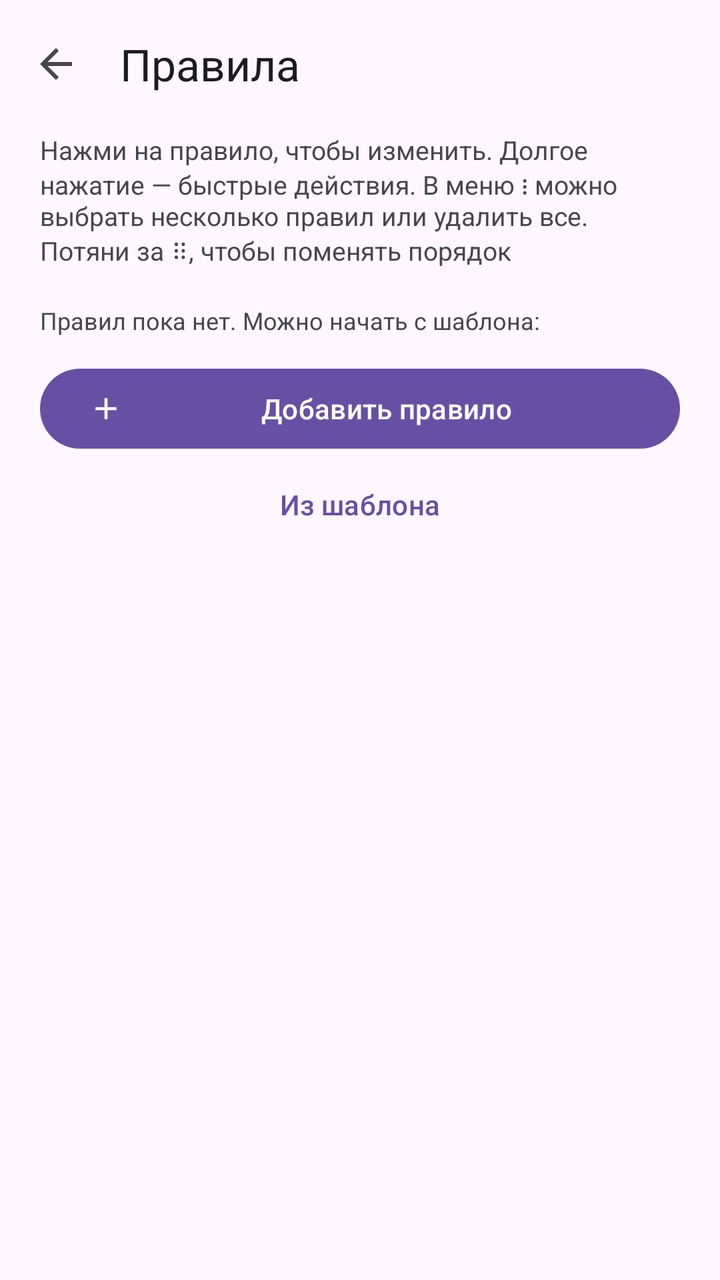
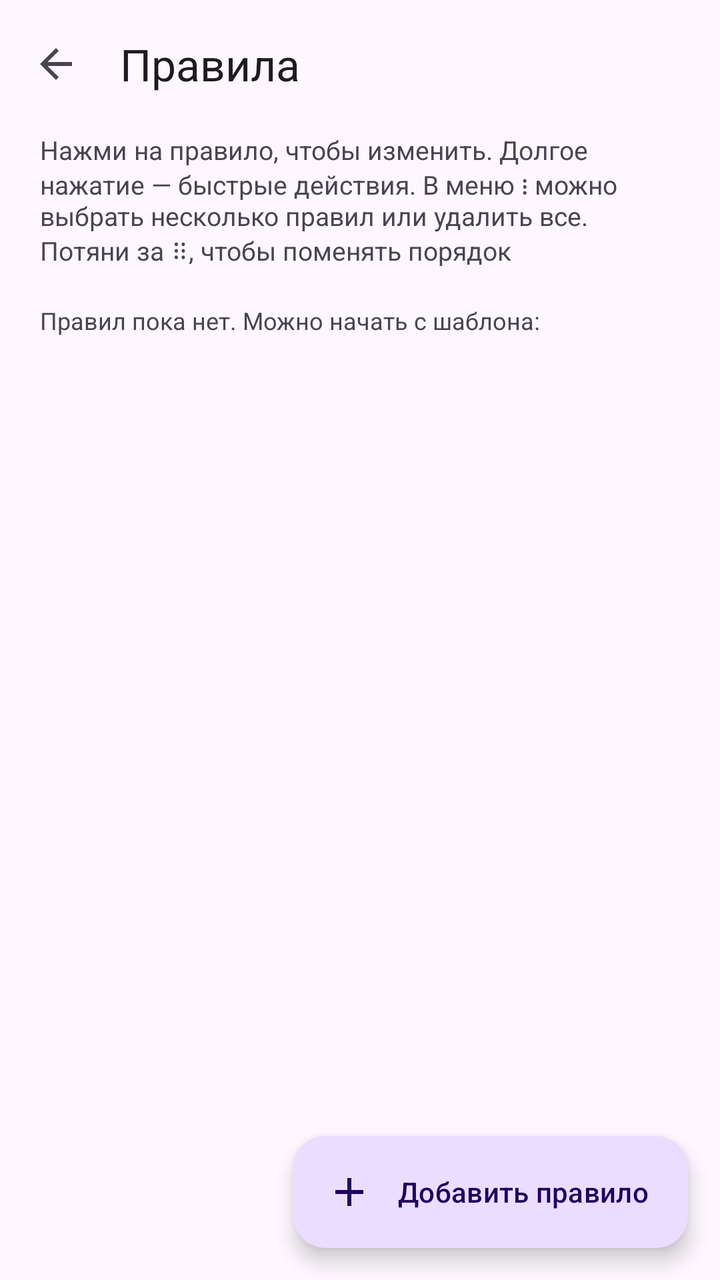

Two renders of the same Android screen: before a commit and after it. Below are the layout's source before the change and the commit's diff.
<!-- AndroidManifest.xml: application theme Theme.NetModeSwitch -->
<!-- res/layout/activity_app_rules.xml -->
<?xml version="1.0" encoding="utf-8"?>
<LinearLayout xmlns:android="http://schemas.android.com/apk/res/android"
    xmlns:app="http://schemas.android.com/apk/res-auto"
    android:layout_width="match_parent"
    android:layout_height="match_parent"
    android:fitsSystemWindows="true"
    android:orientation="vertical">

    <com.google.android.material.appbar.MaterialToolbar
        android:id="@+id/toolbar"
        android:layout_width="match_parent"
        android:layout_height="wrap_content"
        app:navigationIcon="?attr/homeAsUpIndicator"
        app:title="@string/section_apps" />

    <ScrollView
        android:id="@+id/scroll"
        android:layout_width="match_parent"
        android:layout_height="0dp"
        android:layout_weight="1"
        android:clipToPadding="false">

        <LinearLayout
            android:layout_width="match_parent"
            android:layout_height="wrap_content"
            android:orientation="vertical"
            android:paddingStart="20dp"
            android:paddingEnd="20dp"
            android:paddingBottom="24dp">

            <TextView
                android:id="@+id/intro"
                style="@style/NMS.Hint"
                android:text="@string/apps_intro"
                android:textSize="13sp" />

            <com.google.android.material.button.MaterialButton
                android:id="@+id/held"
                style="@style/Widget.Material3.Button.TonalButton"
                android:layout_width="match_parent"
                android:layout_height="wrap_content"
                android:layout_marginTop="8dp"
                android:visibility="gone" />

            <HorizontalScrollView
                android:id="@+id/groupScroll"
                android:layout_width="match_parent"
                android:layout_height="wrap_content"
                android:layout_marginTop="4dp"
                android:scrollbars="none"
                android:visibility="gone">

                <com.google.android.material.chip.ChipGroup
                    android:id="@+id/groupFilters"
                    android:layout_width="wrap_content"
                    android:layout_height="wrap_content"
                    app:selectionRequired="true"
                    app:singleLine="true"
                    app:singleSelection="true" />
            </HorizontalScrollView>

            <LinearLayout
                android:id="@+id/appList"
                android:layout_width="match_parent"
                android:layout_height="wrap_content"
                android:layout_marginTop="8dp"
                android:orientation="vertical" />

            
            <LinearLayout
                android:id="@+id/appEmpty"
                android:layout_width="match_parent"
                android:layout_height="wrap_content"
                android:layout_marginTop="8dp"
                android:orientation="vertical">

                <TextView
                    style="@style/NMS.Hint"
                    android:text="@string/no_rules" />

                <LinearLayout
                    android:id="@+id/templates"
                    android:layout_width="match_parent"
                    android:layout_height="wrap_content"
                    android:layout_marginTop="4dp"
                    android:orientation="vertical" />
            </LinearLayout>

            <com.google.android.material.button.MaterialButton
                android:id="@+id/addApps"
                android:layout_width="match_parent"
                android:layout_height="wrap_content"
                android:layout_marginTop="8dp"
                android:text="@string/add_app_rule"
                app:icon="@drawable/ic_add" />

            <com.google.android.material.button.MaterialButton
                android:id="@+id/fromTemplate"
                style="@style/Widget.Material3.Button.TextButton"
                android:layout_width="match_parent"
                android:layout_height="wrap_content"
                android:text="@string/from_template" />
        </LinearLayout>
    </ScrollView>

    <LinearLayout
        android:id="@+id/selectBar"
        android:layout_width="match_parent"
        android:layout_height="wrap_content"
        android:background="?attr/colorSurfaceContainer"
        android:gravity="center_vertical"
        android:orientation="horizontal"
        android:paddingStart="12dp"
        android:paddingEnd="20dp"
        android:paddingTop="8dp"
        android:paddingBottom="8dp"
        android:visibility="gone">

        <com.google.android.material.checkbox.MaterialCheckBox
            android:id="@+id/selectAll"
            android:layout_width="wrap_content"
            android:layout_height="wrap_content"
            android:minHeight="48dp"
            android:contentDescription="@string/rules_select_all"
            android:text="@string/filter_all" />

        <com.google.android.material.button.MaterialButton
            android:id="@+id/deleteSelected"
            android:layout_width="0dp"
            android:layout_height="wrap_content"
            android:layout_weight="1"
            android:layout_marginStart="12dp"
            android:minHeight="48dp"
            android:text="@string/rules_delete_selected" />
    </LinearLayout>
</LinearLayout>
<!-- resources referenced by this layout -->
<resources>
  <!-- drawable ic_add (drawable) -->
  <vector xmlns:android="http://schemas.android.com/apk/res/android"
      android:width="24dp"
      android:height="24dp"
      android:tint="?attr/colorControlNormal"
      android:viewportWidth="24"
      android:viewportHeight="24">
      <path android:fillColor="@android:color/white" android:pathData="M19,13h-6v6h-2v-6H5v-2h6V5h2v6h6v2z" />
  </vector>
  <string name="add_app_rule">Добавить правило</string>
  <string name="apps_intro">Нажми на правило, чтобы изменить. Долгое нажатие — быстрые действия. В меню ⋮ можно выбрать несколько правил или удалить все. Потяни за ⠿, чтобы поменять порядок</string>
  <string name="filter_all">Все</string>
  <string name="from_template">Из шаблона</string>
  <string name="no_rules">Правил пока нет. Можно начать с шаблона:</string>
  <string name="rules_delete_selected">Удалить выбранные</string>
  <string name="rules_select_all">Выбрать все правила</string>
  <string name="section_apps">Правила</string>
  <style name="NMS.Hint">
          <item name="android:layout_width">match_parent</item>
          <item name="android:layout_height">wrap_content</item>
          <item name="android:textSize">12sp</item>
          <item name="android:textColor">?attr/colorOnSurfaceVariant</item>
          <item name="android:layout_marginTop">2dp</item>
      </style>
  <style name="Theme.NetModeSwitch" parent="Theme.Material3.DayNight.NoActionBar">
          <item name="android:statusBarColor">?attr/colorSurface</item>
          <item name="android:navigationBarColor">?attr/colorSurface</item>
          
          <item name="android:windowLightStatusBar">true</item>
          <item name="android:windowLightNavigationBar">true</item>
      </style>
</resources>

<!-- the commit's change to res/layout/activity_app_rules.xml (unified diff, before → after) -->
@@ -13,11 +13,15 @@
         app:navigationIcon="?attr/homeAsUpIndicator"
         app:title="@string/section_apps" />
 
+    <FrameLayout
+        android:layout_width="match_parent"
+        android:layout_height="0dp"
+        android:layout_weight="1">
+
     <ScrollView
         android:id="@+id/scroll"
         android:layout_width="match_parent"
-        android:layout_height="0dp"
-        android:layout_weight="1"
+        android:layout_height="match_parent"
         android:clipToPadding="false">
 
         <LinearLayout
@@ -26,7 +30,7 @@
             android:orientation="vertical"
             android:paddingStart="20dp"
             android:paddingEnd="20dp"
-            android:paddingBottom="24dp">
+            android:paddingBottom="96dp">
 
             <TextView
                 android:id="@+id/intro"
@@ -86,22 +90,19 @@
                     android:orientation="vertical" />
             </LinearLayout>
 
-            <com.google.android.material.button.MaterialButton
-                android:id="@+id/addApps"
-                android:layout_width="match_parent"
-                android:layout_height="wrap_content"
-                android:layout_marginTop="8dp"
-                android:text="@string/add_app_rule"
-                app:icon="@drawable/ic_add" />
-
-            <com.google.android.material.button.MaterialButton
-                android:id="@+id/fromTemplate"
-                style="@style/Widget.Material3.Button.TextButton"
-                android:layout_width="match_parent"
-                android:layout_height="wrap_content"
-                android:text="@string/from_template" />
         </LinearLayout>
     </ScrollView>
+
+    
+    <com.google.android.material.floatingactionbutton.ExtendedFloatingActionButton
+        android:id="@+id/addApps"
+        android:layout_width="wrap_content"
+        android:layout_height="wrap_content"
+        android:layout_gravity="bottom|end"
+        android:layout_margin="16dp"
+        android:text="@string/add_app_rule"
+        app:icon="@drawable/ic_add" />
+    </FrameLayout>
 
     <LinearLayout
         android:id="@+id/selectBar"
<!-- resource entries referenced after the edit -->
@@ -12,7 +12,6 @@
   <string name="add_app_rule">Добавить правило</string>
   <string name="apps_intro">Нажми на правило, чтобы изменить. Долгое нажатие — быстрые действия. В меню ⋮ можно выбрать несколько правил или удалить все. Потяни за ⠿, чтобы поменять порядок</string>
   <string name="filter_all">Все</string>
-  <string name="from_template">Из шаблона</string>
   <string name="no_rules">Правил пока нет. Можно начать с шаблона:</string>
   <string name="rules_delete_selected">Удалить выбранные</string>
   <string name="rules_select_all">Выбрать все правила</string>
